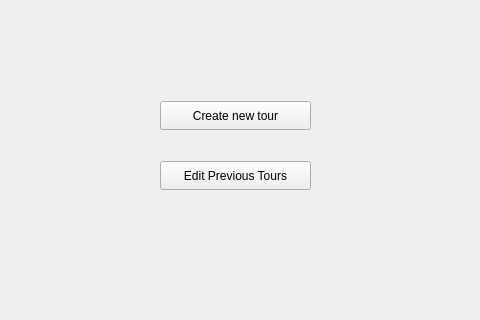
Qt form Happy_walking_Tour_UI/mainwindow.ui (MateoCorDuarte/Happy_Walking_Tour_App) before a commit; both pictures show x 150 to 630 and y 99 to 419 of the 800 by 600 pixel window.
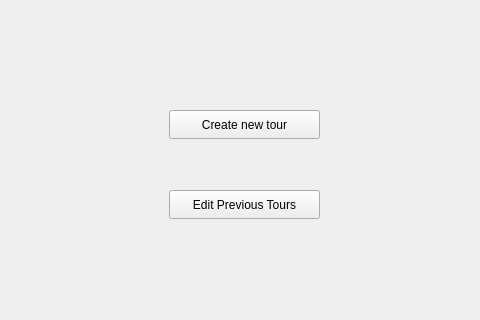
The same form after that commit.

```diff
--- a/Happy_walking_Tour_UI/mainwindow.ui
+++ b/Happy_walking_Tour_UI/mainwindow.ui
@@ -14,11 +14,21 @@
    <string>MainWindow</string>
   </property>
   <widget class="QWidget" name="centralwidget">
+   <widget class="QStackedWidget" name="stackedWidget">
+    <property name="geometry">
+     <rect>
+      <x>29</x>
+      <y>19</y>
+      <width>741</width>
+      <height>501</height>
+     </rect>
+    </property>
+    <widget class="QWidget" name="Menu_1">
    <widget class="QPushButton" name="create_new_tour">
     <property name="geometry">
      <rect>
-      <x>310</x>
-      <y>200</y>
+        <x>290</x>
+        <y>190</y>
       <width>151</width>
       <height>29</height>
      </rect>
@@ -30,8 +40,8 @@
    <widget class="QPushButton" name="see_previous_tours">
     <property name="geometry">
      <rect>
-      <x>310</x>
-      <y>260</y>
+        <x>290</x>
+        <y>270</y>
       <width>151</width>
       <height>29</height>
      </rect>
@@ -39,6 +49,10 @@
     <property name="text">
      <string>Edit Previous Tours</string>
     </property>
+     </widget>
+    </widget>
+    <widget class="QWidget" name="modify_tour"/>
+    <widget class="QWidget" name="create_new_tour_2"/>
    </widget>
   </widget>
   <widget class="QMenuBar" name="menubar">
```
Lines whose indentation alone changed are shown as unchanged.
